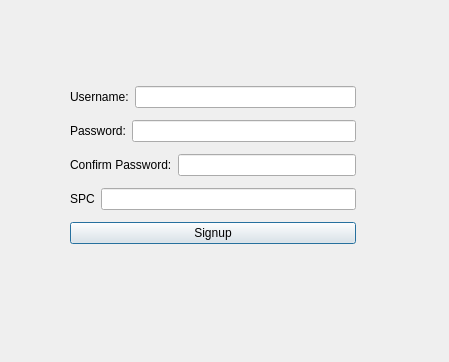
omar-rabeh-18/LibraryManagementSystem, file LibraryManagementSystem/adminsignupwindow.ui: the form before one commit.
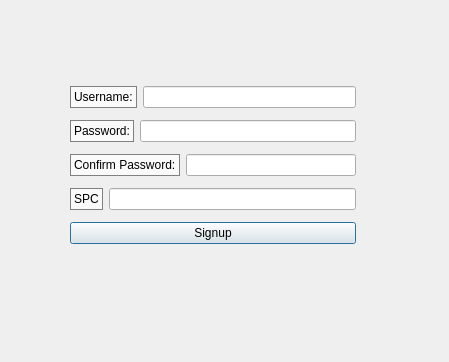
The form after the commit.

Diff of the .ui file:
```diff
--- a/LibraryManagementSystem/adminsignupwindow.ui
+++ b/LibraryManagementSystem/adminsignupwindow.ui
@@ -13,7 +13,7 @@
   <property name="windowTitle">
    <string>Dialog</string>
   </property>
-  <widget class="QWidget" name="">
+  <widget class="QWidget" name="layoutWidget">
    <property name="geometry">
     <rect>
      <x>70</x>
@@ -27,6 +27,11 @@
      <layout class="QHBoxLayout" name="horizontalLayout">
       <item>
        <widget class="QLabel" name="usernameLabel">
+        <property name="styleSheet">
+         <string notr="true">color: black;
+background-color: rgba(255, 255, 255, 180); 
+ border: 1px solid gray;</string>
+        </property>
         <property name="text">
          <string>Username:</string>
         </property>
@@ -41,6 +46,11 @@
      <layout class="QHBoxLayout" name="horizontalLayout_2">
       <item>
        <widget class="QLabel" name="passwordLabel">
+        <property name="styleSheet">
+         <string notr="true">color: black;
+background-color: rgba(255, 255, 255, 180); 
+ border: 1px solid gray;</string>
+        </property>
         <property name="text">
          <string>Password:</string>
         </property>
@@ -59,6 +69,11 @@
      <layout class="QHBoxLayout" name="horizontalLayout_3">
       <item>
        <widget class="QLabel" name="confirmPasswordLabel">
+        <property name="styleSheet">
+         <string notr="true">color: black;
+background-color: rgba(255, 255, 255, 180); 
+ border: 1px solid gray;</string>
+        </property>
         <property name="text">
          <string>Confirm Password:</string>
         </property>
@@ -77,6 +92,11 @@
      <layout class="QHBoxLayout" name="horizontalLayout_4">
       <item>
        <widget class="QLabel" name="confirmPasswordLabel_2">
+        <property name="styleSheet">
+         <string notr="true">color: black;
+background-color: rgba(255, 255, 255, 180); 
+ border: 1px solid gray;</string>
+        </property>
         <property name="text">
          <string>SPC</string>
         </property>
@@ -100,6 +120,19 @@
     </item>
    </layout>
   </widget>
+  <widget class="QLabel" name="backpic">
+   <property name="geometry">
+    <rect>
+     <x>-10</x>
+     <y>-10</y>
+     <width>461</width>
+     <height>381</height>
+    </rect>
+   </property>
+   <property name="text">
+    <string/>
+   </property>
+  </widget>
  </widget>
  <resources/>
  <connections/>
```
